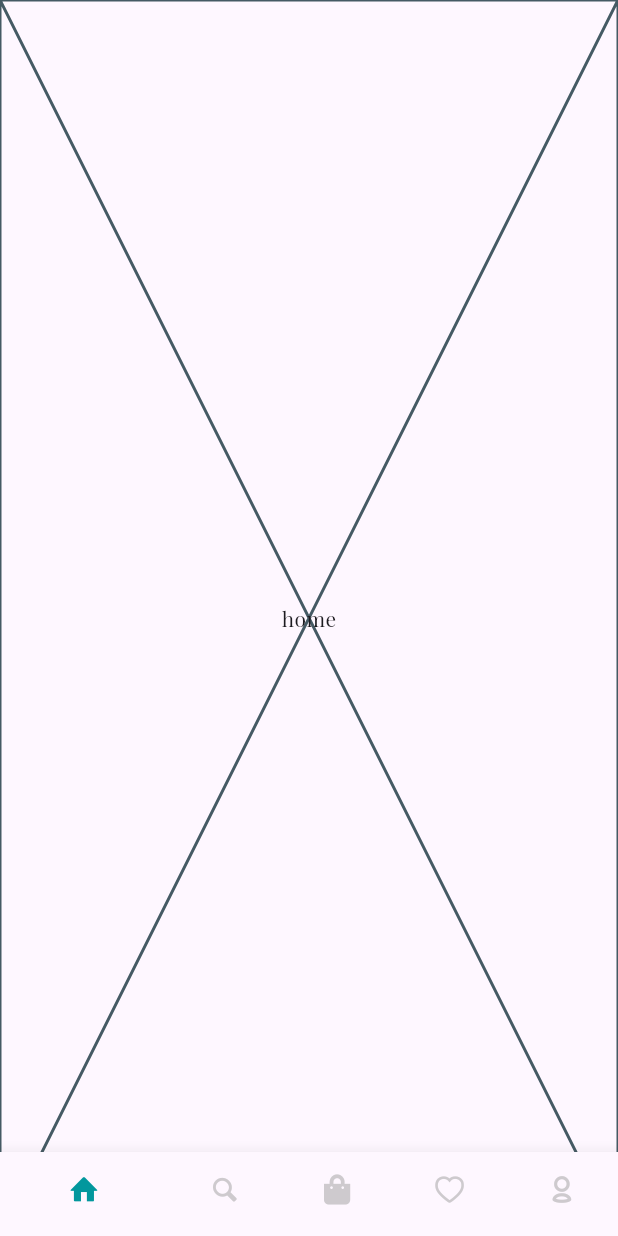
After one commit to abdsyd/MediGear, a Flutter app: the HomeView screen opened by its route, on a phone screen of 412 x 824 dp. The commit adds this screen. Run offline on Flutter 3.47's test engine with Material 2 defaults, Android fonts, the phone set to English and light mode, and no system bars; our stand-ins replace get, get_storage, loading_animation_widget, otp_text_field, timer_count_down; accounts and stored records are empty.

Commit message:
added home_view.dart

```diff
--- a/lib/constants/routes_name.dart
+++ b/lib/constants/routes_name.dart
@@ -6,5 +6,6 @@ class AppRoute {
   static const String forgotPassword1 = "/forgotPassword1";
   static const String forgotPasswordOTP = "/forgotPasswordOTP";
   static const String forgotPassword2 = "/forgotPassword2";
+  static const String home = "/home";
 
 }
--- /dev/null
+++ b/lib/controllers/bottom_navigation_bar_controller.dart
@@ -0,0 +1,16 @@
+import 'package:flutter/cupertino.dart';
+import 'package:get/get.dart';
+
+class BottomNavigationBarController extends GetxController {
+
+  PageController pageController = PageController();
+
+  int _currentIndex = 0; // initial scaffold body index (home tab)
+  int get currentIndex => _currentIndex; // getter
+
+
+  void changeTab(int index) {
+    _currentIndex = index;
+    update();
+  }
+}
--- a/lib/main.dart
+++ b/lib/main.dart
@@ -3,6 +3,7 @@ import 'package:get/get_navigation/src/root/get_material_app.dart';
 import 'package:hunter/routes.dart';
 import 'package:hunter/test.dart';
 import 'package:hunter/themes.dart';
+import 'package:hunter/views/home_view.dart';
 import 'package:hunter/views/register_otp.dart';
 
 
@@ -23,7 +24,6 @@ class MyApp extends StatelessWidget {
       debugShowCheckedModeBanner: false,
       theme: AppTheme.englishTheme,
       getPages: routes,
-      home: Test(),
 
     );
   }
--- a/lib/routes.dart
+++ b/lib/routes.dart
@@ -3,6 +3,7 @@ import 'package:hunter/constants/routes_name.dart';
 import 'package:hunter/views/forgot_password1_view.dart';
 import 'package:hunter/views/forgot_password2_view.dart';
 import 'package:hunter/views/forgot_password_otp.dart';
+import 'package:hunter/views/home_view.dart';
 import 'package:hunter/views/login_view.dart';
 import 'package:hunter/views/register_otp.dart';
 import 'package:hunter/views/register_view.dart';
@@ -37,5 +38,9 @@ List<GetPage<dynamic>> routes = [
     name: AppRoute.forgotPassword2,
     page: () => const ForgotPass2View(),
   ),
+  GetPage(
+    name: AppRoute.home,
+    page: () => const HomeView(),
+  ),
 
 ];
--- a/lib/themes.dart
+++ b/lib/themes.dart
@@ -12,6 +12,7 @@ class AppTheme {
           fontWeight: FontWeight.bold, fontSize: 40, color: AppColors.myWhite),
       bodyLarge: TextStyle(height: 1.5, color: AppColors.myWhite, fontSize: 12),
     ),
+
     useMaterial3: true,
   );
 
--- /dev/null
+++ b/lib/views/bnb_tabs/home_tab.dart
@@ -0,0 +1,14 @@
+import 'package:flutter/material.dart';
+
+class HomeTab extends StatelessWidget {
+  const HomeTab({super.key});
+
+  @override
+  Widget build(BuildContext context) {
+    return const Placeholder(
+      child: Center(
+        child: Text('home'),
+      ),
+    );
+  }
+}
--- /dev/null
+++ b/lib/views/home_view.dart
@@ -0,0 +1,62 @@
+import 'package:flutter/material.dart';
+import 'package:get/get.dart';
+import 'package:hunter/constants/colors.dart';
+import 'package:hunter/constants/icons.dart';
+import 'package:hunter/controllers/bottom_navigation_bar_controller.dart';
+import 'package:hunter/views/bnb_tabs/cart_tab.dart';
+import 'package:hunter/views/bnb_tabs/home_tab.dart';
+import 'package:hunter/views/bnb_tabs/profile_tab.dart';
+import 'package:hunter/views/bnb_tabs/search_tab.dart';
+import 'package:hunter/views/bnb_tabs/wishlist_tab.dart';
+
+class HomeView extends StatelessWidget {
+  const HomeView({super.key});
+
+  @override
+  Widget build(BuildContext context) {
+    Get.put(BottomNavigationBarController());
+
+    List<Widget> bodies = [
+      const HomeTab(),
+      const SearchTab(),
+      const CartTab(),
+      const WishListTab(),
+      const ProfileTab(),
+    ];
+
+    return GetBuilder<BottomNavigationBarController>(
+      builder: (controller) => Scaffold(
+        extendBody: true,
+        body: PageView(
+          controller: controller.pageController,
+          onPageChanged: (index) {
+            controller.changeTab(index);
+          },
+          children: bodies,
+        ),
+        bottomNavigationBar: BottomNavigationBar(
+          items: const [
+            BottomNavigationBarItem(icon: Icon(MyIcon.home), label: 'home'),
+            BottomNavigationBarItem(icon: Icon(MyIcon.search), label: 'search'),
+            BottomNavigationBarItem(
+                icon: Icon(MyIcon.shopping_bag), label: 'bag'),
+            BottomNavigationBarItem(
+                icon: Icon(MyIcon.heart_empty), label: 'wishlist'),
+            BottomNavigationBarItem(
+                icon: Icon(MyIcon.user_outline), label: 'profile'),
+          ],
+          iconSize: 20,
+          showSelectedLabels: false,
+          showUnselectedLabels: false,
+          selectedItemColor: AppColors.myPrimary,
+          unselectedItemColor: Colors.grey.withOpacity(0.5),
+          elevation: 10,
+          currentIndex: controller.currentIndex,
+          onTap: (index) {
+            controller.changeTab(index);
+          },
+        ),
+      ),
+    );
+  }
+}
--- a/lib/views/welcome_view.dart
+++ b/lib/views/welcome_view.dart
@@ -42,7 +42,8 @@ class WelcomeView extends StatelessWidget {
               ),
               AuthButton(
                 onPressed: () {
-                  Get.toNamed(AppRoute.login);
+                  //Get.toNamed(AppRoute.login);
+                  Get.toNamed(AppRoute.home);
                 },
                 color: AppColors.myBrown,
                 child:  Text('SIGN IN',style: Theme.of(context).textTheme.displayMedium,),
```
Also changed, not shown: lib/views/bnb_tabs/cart_tab.dart (added, +14 -0 lines), lib/views/bnb_tabs/profile_tab.dart (added, +10 -0 lines), lib/views/bnb_tabs/search_tab.dart (added, +14 -0 lines), lib/views/bnb_tabs/wishlist_tab.dart (added, +14 -0 lines).
